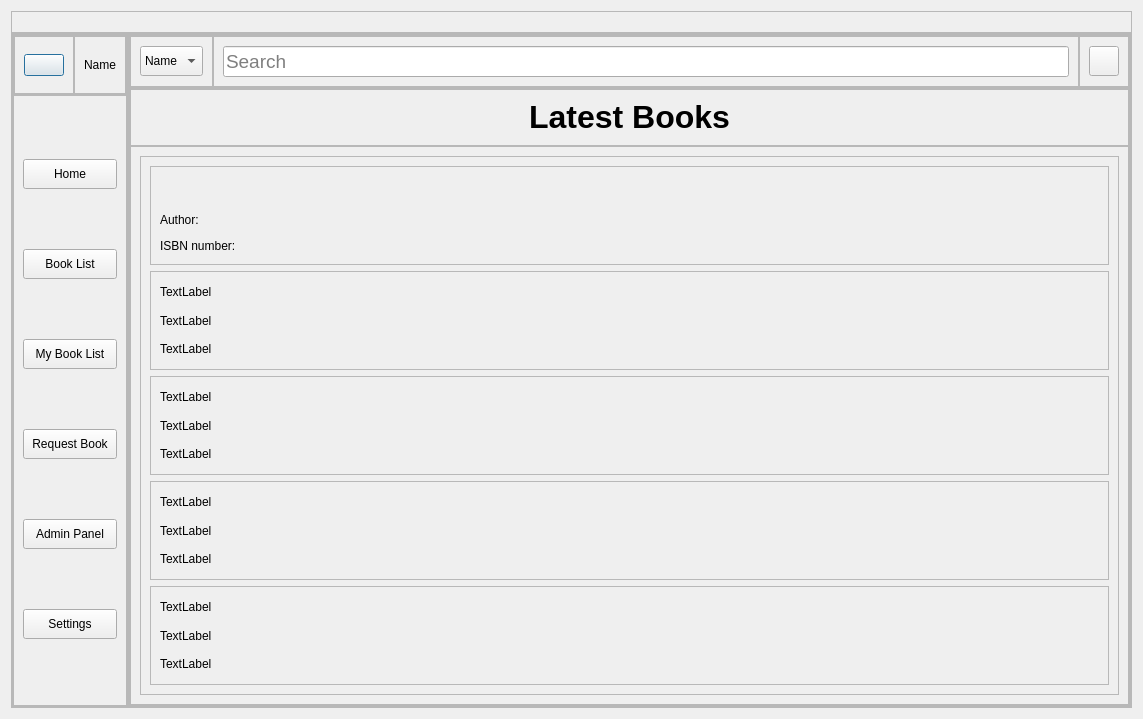
Old version of the form studenthomepage.ui in the repository aavashlamichhane/LibMan.
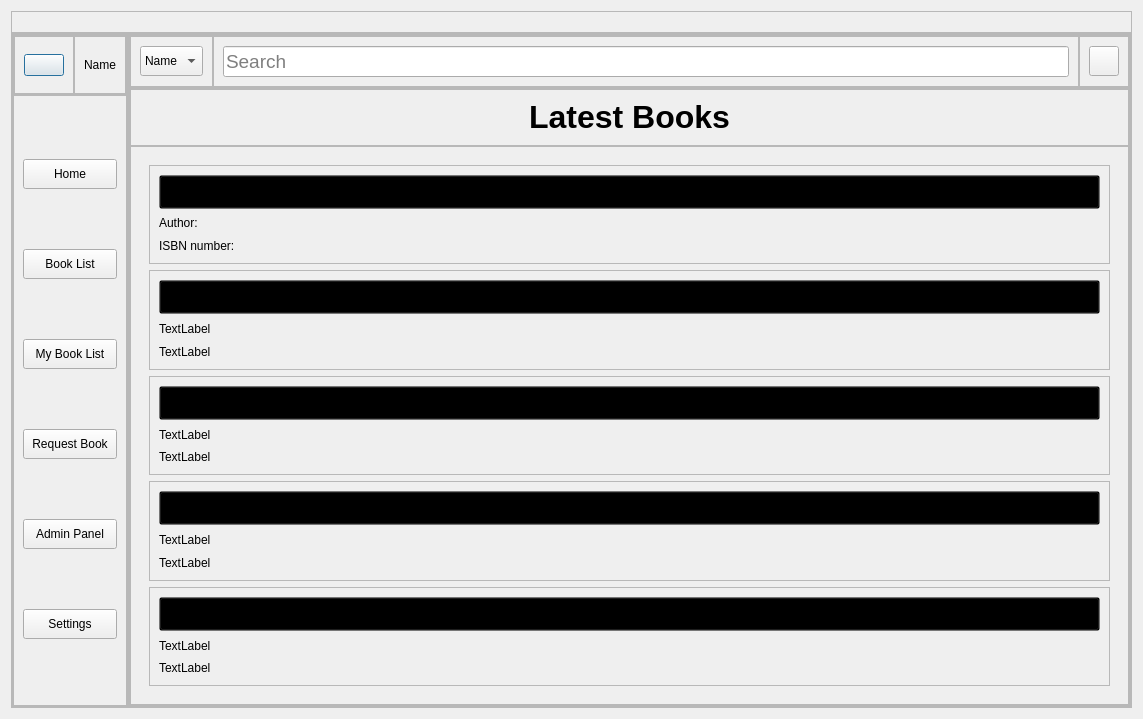
New version of the form. Icons and pictures are not drawn.

```diff
--- a/studenthomepage.ui
+++ b/studenthomepage.ui
@@ -544,6 +544,9 @@
                 <layout class="QVBoxLayout" name="verticalLayout_8">
                  <item>
                   <widget class="QScrollArea" name="scrollArea">
+                   <property name="frameShape">
+                    <enum>QFrame::NoFrame</enum>
+                   </property>
                    <property name="widgetResizable">
                     <bool>true</bool>
                    </property>
@@ -552,8 +555,8 @@
                      <rect>
                       <x>0</x>
                       <y>0</y>
-                      <width>950</width>
-                      <height>560</height>
+                      <width>1003</width>
+                      <height>574</height>
                      </rect>
                     </property>
                     <layout class="QVBoxLayout" name="verticalLayout">
@@ -567,14 +570,22 @@
                        </property>
                        <layout class="QVBoxLayout" name="verticalLayout_6">
                         <item>
-                         <widget class="QLabel" name="label_b1">
+                         <widget class="QPushButton" name="label_b1">
+                          <property name="styleSheet">
+                           <string notr="true">background:transparent; Text-align:left;font-family:century gothic;font-size:18px; color:black;
+
+</string>
+                          </property>
                           <property name="text">
-                           <string>&lt;html&gt;&lt;head/&gt;&lt;body&gt;&lt;p&gt;&lt;br/&gt;&lt;/p&gt;&lt;/body&gt;&lt;/html&gt;</string>
+                           <string>PushButton</string>
                           </property>
                          </widget>
                         </item>
                         <item>
                          <widget class="QLabel" name="label_a1">
+                          <property name="styleSheet">
+                           <string notr="true">font: 11pt &quot;Segoe UI&quot;;</string>
+                          </property>
                           <property name="text">
                            <string>&lt;html&gt;&lt;head/&gt;&lt;body&gt;&lt;p&gt;Author:&lt;/p&gt;&lt;/body&gt;&lt;/html&gt;</string>
                           </property>
@@ -582,6 +593,9 @@
                         </item>
                         <item>
                          <widget class="QLabel" name="label_i1">
+                          <property name="styleSheet">
+                           <string notr="true">font: 11pt &quot;Segoe UI&quot;;</string>
+                          </property>
                           <property name="text">
                            <string>ISBN number:</string>
                           </property>
@@ -600,14 +614,22 @@
                        </property>
                        <layout class="QVBoxLayout" name="verticalLayout_7">
                         <item>
-                         <widget class="QLabel" name="label_b2">
+                         <widget class="QPushButton" name="label_b2">
+                          <property name="styleSheet">
+                           <string notr="true">background:transparent; Text-align:left;font-family:century gothic;font-size:18px; color:black;
+
+</string>
+                          </property>
                           <property name="text">
-                           <string>TextLabel</string>
+                           <string>PushButton</string>
                           </property>
                          </widget>
                         </item>
                         <item>
                          <widget class="QLabel" name="label_a2">
+                          <property name="styleSheet">
+                           <string notr="true">font: 11pt &quot;Segoe UI&quot;;</string>
+                          </property>
                           <property name="text">
                            <string>TextLabel</string>
                           </property>
@@ -615,6 +637,9 @@
                         </item>
                         <item>
                          <widget class="QLabel" name="label_i2">
+                          <property name="styleSheet">
+                           <string notr="true">font: 11pt &quot;Segoe UI&quot;;</string>
+                          </property>
                           <property name="text">
                            <string>TextLabel</string>
                           </property>
@@ -633,14 +658,22 @@
                        </property>
                        <layout class="QVBoxLayout" name="verticalLayout_9">
                         <item>
-                         <widget class="QLabel" name="label_b3">
+                         <widget class="QPushButton" name="label_b3">
+                          <property name="styleSheet">
+                           <string notr="true">background:transparent; Text-align:left;font-family:century gothic;font-size:18px; color:black;
+
+</string>
+                          </property>
                           <property name="text">
-                           <string>TextLabel</string>
+                           <string>PushButton</string>
                           </property>
                          </widget>
                         </item>
                         <item>
                          <widget class="QLabel" name="label_a3">
+                          <property name="styleSheet">
+                           <string notr="true">font: 11pt &quot;Segoe UI&quot;;</string>
+                          </property>
                           <property name="text">
                            <string>TextLabel</string>
                           </property>
@@ -648,6 +681,9 @@
                         </item>
                         <item>
                          <widget class="QLabel" name="label_i3">
+                          <property name="styleSheet">
+                           <string notr="true">font: 11pt &quot;Segoe UI&quot;;</string>
+                          </property>
                           <property name="text">
                            <string>TextLabel</string>
                           </property>
@@ -666,14 +702,22 @@
                        </property>
                        <layout class="QVBoxLayout" name="verticalLayout_10">
                         <item>
-                         <widget class="QLabel" name="label_b4">
+                         <widget class="QPushButton" name="label_b4">
+                          <property name="styleSheet">
+                           <string notr="true">background:transparent; Text-align:left;font-family:century gothic;font-size:18px; color:black;
+
+</string>
+                          </property>
                           <property name="text">
-                           <string>TextLabel</string>
+                           <string>PushButton</string>
                           </property>
                          </widget>
                         </item>
                         <item>
                          <widget class="QLabel" name="label_a4">
+                          <property name="styleSheet">
+                           <string notr="true">font: 11pt &quot;Segoe UI&quot;;</string>
+                          </property>
                           <property name="text">
                            <string>TextLabel</string>
                           </property>
@@ -681,6 +725,9 @@
                         </item>
                         <item>
                          <widget class="QLabel" name="label_i4">
+                          <property name="styleSheet">
+                           <string notr="true">font: 11pt &quot;Segoe UI&quot;;</string>
+                          </property>
                           <property name="text">
                            <string>TextLabel</string>
                           </property>
@@ -699,14 +746,22 @@
                        </property>
                        <layout class="QVBoxLayout" name="verticalLayout_11">
                         <item>
-                         <widget class="QLabel" name="label_b5">
+                         <widget class="QPushButton" name="label_b5">
+                          <property name="styleSheet">
+                           <string notr="true">background:transparent; Text-align:left;font-family:century gothic;font-size:18px; color:black;
+
+</string>
+                          </property>
                           <property name="text">
-                           <string>TextLabel</string>
+                           <string>PushButton</string>
                           </property>
                          </widget>
                         </item>
                         <item>
                          <widget class="QLabel" name="label_a5">
+                          <property name="styleSheet">
+                           <string notr="true">font: 11pt &quot;Segoe UI&quot;;</string>
+                          </property>
                           <property name="text">
                            <string>TextLabel</string>
                           </property>
@@ -714,6 +769,9 @@
                         </item>
                         <item>
                          <widget class="QLabel" name="label_i5">
+                          <property name="styleSheet">
+                           <string notr="true">font: 11pt &quot;Segoe UI&quot;;</string>
+                          </property>
                           <property name="text">
                            <string>TextLabel</string>
                           </property>
```
